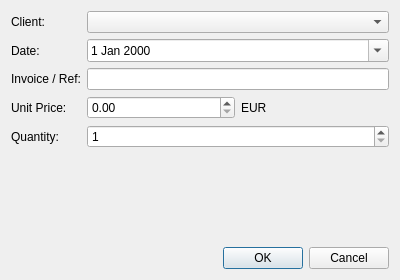
Old version of the form AmzBooks/gui/dialogs/DialogAddSaleService.ui in the repository icingerpower/AmzBooks.
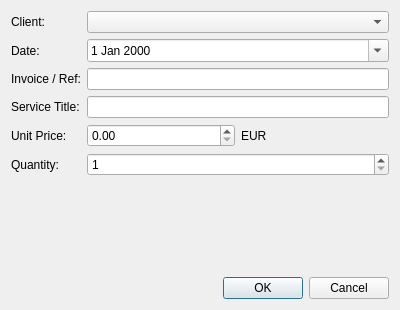
New version of the form.

Commit message: Service sales now use the tax resolvers classes and are generated in bookkeeping. Shipment is improved to be able to hold extra informations nedded.

Patch:
```diff
--- a/AmzBooks/gui/dialogs/DialogAddSaleService.ui
+++ b/AmzBooks/gui/dialogs/DialogAddSaleService.ui
@@ -7,7 +7,7 @@
     <x>0</x>
     <y>0</y>
     <width>400</width>
-    <height>280</height>
+    <height>310</height>
    </rect>
   </property>
   <property name="windowTitle">
@@ -51,13 +51,23 @@
       <widget class="QLineEdit" name="lineEditReference"/>
      </item>
      <item row="3" column="0">
+      <widget class="QLabel" name="labelServiceTitle">
+       <property name="text">
+        <string>Service Title:</string>
+       </property>
+      </widget>
+     </item>
+     <item row="3" column="1">
+      <widget class="QLineEdit" name="lineEditServiceTitle"/>
+     </item>
+     <item row="4" column="0">
       <widget class="QLabel" name="labelUnitPrice">
        <property name="text">
         <string>Unit Price:</string>
        </property>
       </widget>
      </item>
-     <item row="3" column="1">
+     <item row="4" column="1">
       <layout class="QHBoxLayout" name="horizontalLayoutUnitPrice">
        <item>
         <widget class="QDoubleSpinBox" name="doubleSpinBoxUnitPrice">
@@ -75,14 +85,14 @@
        </item>
       </layout>
      </item>
-     <item row="4" column="0">
+     <item row="5" column="0">
       <widget class="QLabel" name="labelQuantity">
        <property name="text">
         <string>Quantity:</string>
        </property>
       </widget>
      </item>
-     <item row="4" column="1">
+     <item row="5" column="1">
       <widget class="QSpinBox" name="spinBoxQuantity">
        <property name="minimum">
         <number>1</number>
```
The commit also changes 55 other files.
